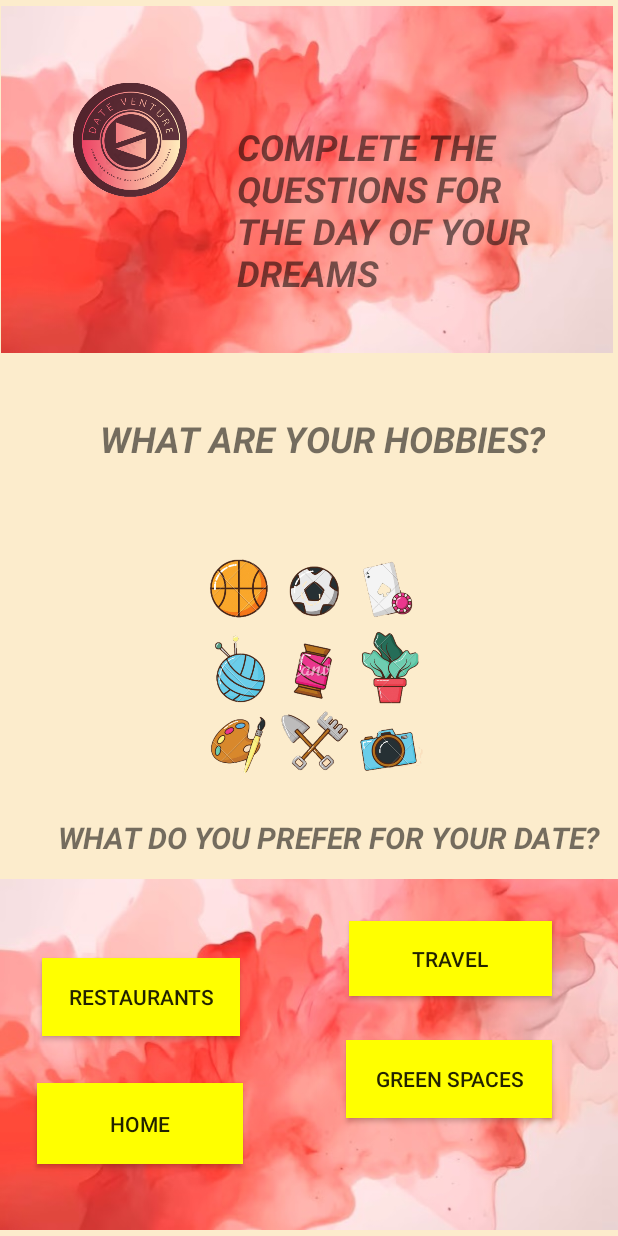
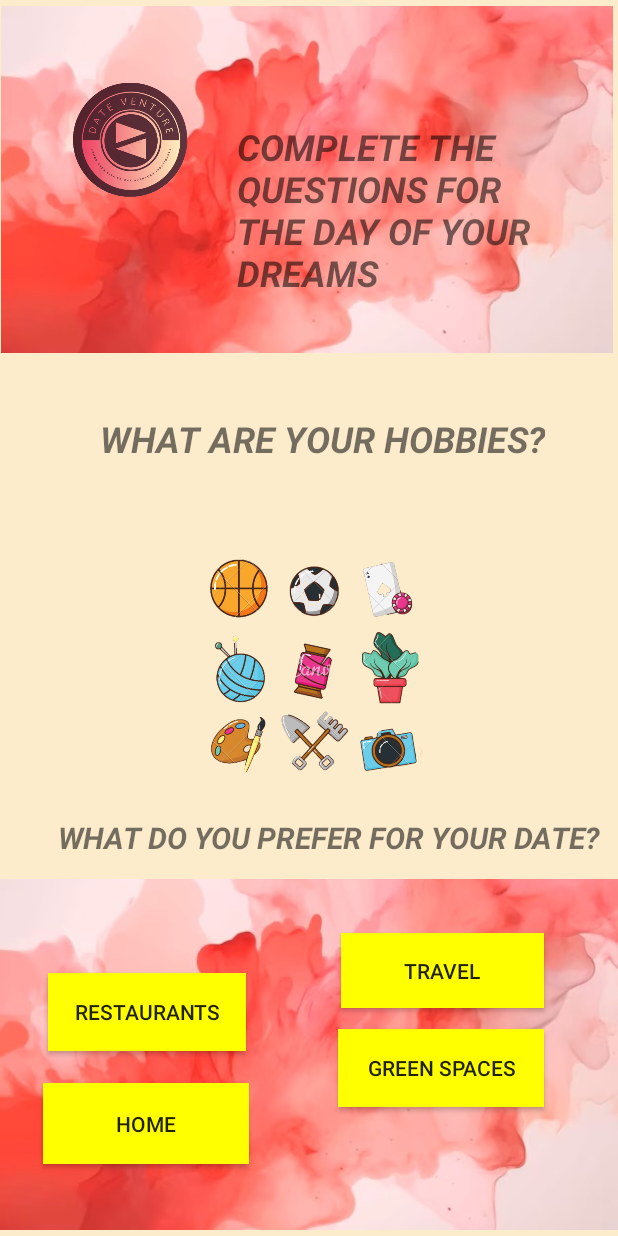
Before and after one commit to Roxxiebstar/APP_DateVenture, an Android app: the screen it shows after launch (Cuestionario), on a phone screen of 412 x 824 dp. Run offline under Robolectric (Android 15) with nearby library versions, the phone set to English and light mode, and no system bars.

```diff
--- a/DateVenture/app/src/main/res/layout/cuestionario.xml
+++ b/DateVenture/app/src/main/res/layout/cuestionario.xml
@@ -45,7 +45,7 @@
         app:layout_constraintStart_toStartOf="parent"
         app:layout_constraintTop_toTopOf="parent"
         app:layout_constraintVertical_bias="0.025"
-        app:srcCompat="@mipmap/logodateadventure" />
+        app:srcCompat="@drawable/logodateadventure" />
 
     <TextView
         android:id="@+id/describeComoCompletar"
@@ -98,20 +98,22 @@
         app:layout_constraintStart_toStartOf="parent"
         app:layout_constraintTop_toTopOf="parent"
         app:layout_constraintVertical_bias="0.555"
-        app:srcCompat="@mipmap/cosasparahacer" />
+        app:srcCompat="@drawable/cosasparahacer" />
 
     <Button
         android:id="@+id/btnRestaurants"
         android:layout_width="132dp"
         android:layout_height="52dp"
-        android:layout_marginStart="28dp"
+        android:layout_marginStart="32dp"
+        android:background="@color/amarillo_personalizado"
         android:onClick="preferenciaRestaurant"
-        android:background="@color/amarillo_personalizado"
         android:text="@string/btn_restaurants"
         app:layout_constraintBottom_toTopOf="@+id/butnHome"
+        app:layout_constraintEnd_toStartOf="@+id/btnGreenPlaces"
+        app:layout_constraintHorizontal_bias="0.0"
         app:layout_constraintStart_toStartOf="parent"
         app:layout_constraintTop_toBottomOf="@+id/imagenCitas2"
-        app:layout_constraintVertical_bias="0.569" />
+        app:layout_constraintVertical_bias="0.708" />
 
     <Button
         android:id="@+id/btnTravel"
@@ -120,10 +122,12 @@
         android:layout_marginTop="16dp"
         android:background="@color/amarillo_personalizado"
         android:text="@string/btnTravel"
+        app:layout_constraintBottom_toBottomOf="parent"
         app:layout_constraintEnd_toEndOf="parent"
-        app:layout_constraintHorizontal_bias="0.62"
+        app:layout_constraintHorizontal_bias="0.562"
         app:layout_constraintStart_toEndOf="@+id/btnRestaurants"
-        app:layout_constraintTop_toBottomOf="@+id/imagenCitas2" />
+        app:layout_constraintTop_toBottomOf="@+id/imagenCitas2"
+        app:layout_constraintVertical_bias="0.05" />
 
     <Button
         android:id="@+id/butnHome"
@@ -134,20 +138,23 @@
         android:text="@string/btn_home"
         app:layout_constraintBottom_toBottomOf="parent"
         app:layout_constraintEnd_toStartOf="@+id/btnGreenPlaces"
-        app:layout_constraintHorizontal_bias="0.267"
-        app:layout_constraintStart_toStartOf="parent" />
+        app:layout_constraintHorizontal_bias="0.329"
+        app:layout_constraintStart_toStartOf="parent"
+        app:layout_constraintTop_toTopOf="@+id/acuarela2abajo"
+        app:layout_constraintVertical_bias="1.0" />
 
     <Button
         android:id="@+id/btnGreenPlaces"
         android:layout_width="137dp"
         android:layout_height="52dp"
-        android:layout_marginEnd="44dp"
         android:background="@color/amarillo_personalizado"
         android:text="@string/btn_green_spaces"
         app:layout_constraintBottom_toBottomOf="parent"
         app:layout_constraintEnd_toEndOf="parent"
+        app:layout_constraintHorizontal_bias="0.821"
+        app:layout_constraintStart_toStartOf="parent"
         app:layout_constraintTop_toBottomOf="@+id/btnTravel"
-        app:layout_constraintVertical_bias="0.272" />
+        app:layout_constraintVertical_bias="0.137" />
 
 
 </androidx.constraintlayout.widget.ConstraintLayout>
--- a/DateVenture/app/src/main/res/layout/restaurants_hoj.xml
+++ b/DateVenture/app/src/main/res/layout/restaurants_hoj.xml
@@ -46,7 +46,7 @@
         app:layout_constraintStart_toStartOf="parent"
         app:layout_constraintTop_toTopOf="parent"
         app:layout_constraintVertical_bias="0.027"
-        app:srcCompat="@mipmap/logodateadventure" />
+        app:srcCompat="@drawable/logodateadventure" />
 
     <ImageView
         android:id="@+id/imageComida"
@@ -58,7 +58,7 @@
         app:layout_constraintStart_toStartOf="parent"
         app:layout_constraintTop_toTopOf="parent"
         app:layout_constraintVertical_bias="0.493"
-        app:srcCompat="@mipmap/comidasimages" />
+        app:srcCompat="@drawable/comidasimages" />
 
     <TextView
         android:id="@+id/textView2"
```
Also changed, not shown: DateVenture/app/src/main/res/layout/fragment_home.xml (+5 -5 lines), DateVenture/app/src/main/res/layout/viajes_preference.xml (added, +86 -0 lines), DateVenture/app/src/main/res/drawable/banderaviajes.png (added), DateVenture/app/src/main/res/drawable/comidasimages.png (renamed from DateVenture/app/src/main/res/mipmap-hdpi/comidasimages.png), DateVenture/app/src/main/res/drawable/conectarpareja.png (renamed from DateVenture/app/src/main/res/mipmap-hdpi/conectarpareja.png), DateVenture/app/src/main/res/drawable/cosasparahacer.png (renamed from DateVenture/app/src/main/res/mipmap-hdpi/cosasparahacer.png), DateVenture/app/src/main/res/drawable/iconperfil.png (renamed from DateVenture/app/src/main/res/mipmap-hdpi/iconperfil.png), DateVenture/app/src/main/res/drawable/logitoadventure.png (renamed from DateVenture/app/src/main/res/mipmap-hdpi/logitoadventure.png), DateVenture/app/src/main/res/drawable/logodateadventure.png (renamed from DateVenture/app/src/main/res/mipmap-hdpi/logodateadventure.png), DateVenture/app/src/main/res/drawable/mapaviajes.png (added), DateVenture/app/src/main/res/drawable/mapitaicono.png (renamed from DateVenture/app/src/main/res/mipmap-hdpi/mapitaicono.png).
